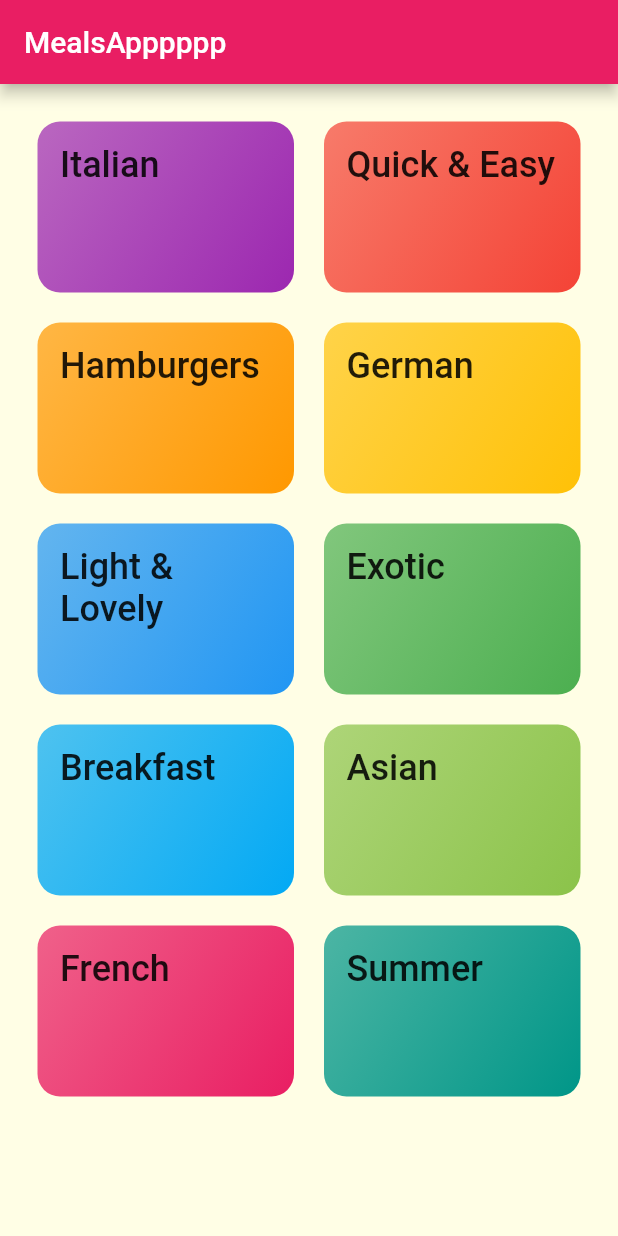
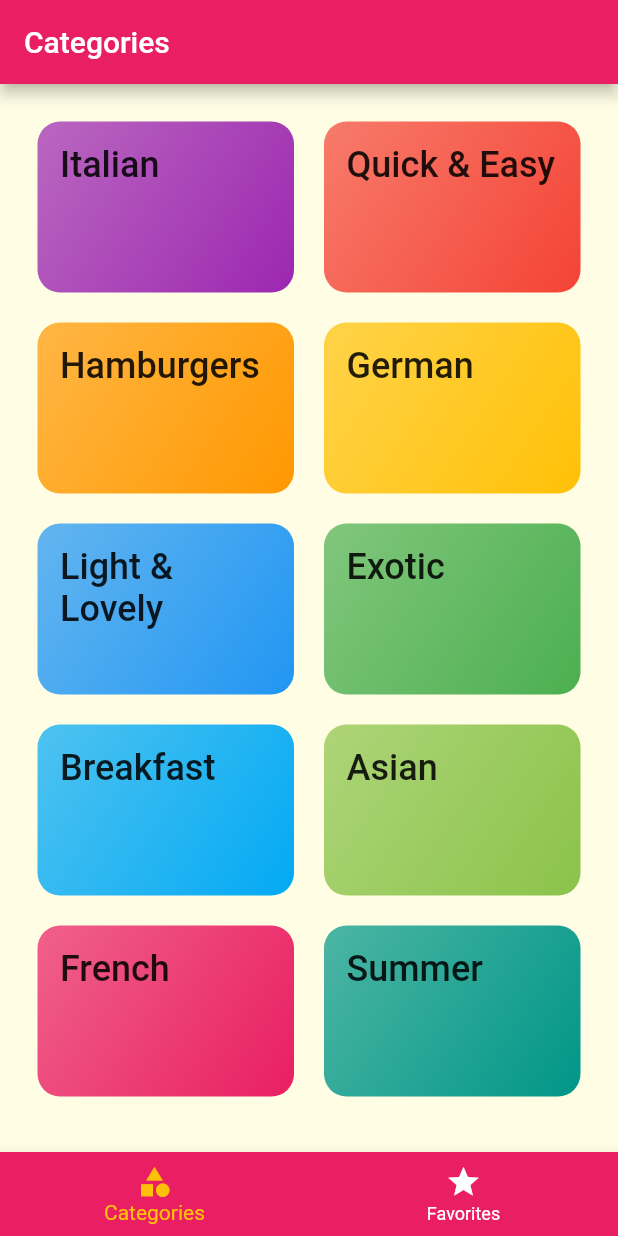
Before and after one commit to nejlaban/mealsApp, a Flutter app: the screen it shows after launch, on a phone screen of 412 x 824 dp. Run offline on Flutter 3.47's test engine with Material 2 defaults, Android fonts, the phone set to English and light mode, and no system bars; Roboto replaces fonts that are missing (Raleway).

```diff
--- a/lib/main.dart
+++ b/lib/main.dart
@@ -6,6 +6,8 @@ import 'package:flutter_complete_guide/screens/meal_detail_screen.dart';
 import 'screens/categories_screen.dart';
 
 import 'screens/meal_detail_screen.dart';
+
+import 'screens/tabs_screen.dart';
 
 void main() => runApp(MyApp());
 
@@ -31,10 +33,23 @@ class MyApp extends StatelessWidget {
       // home: CategoriesScreen(),
       initialRoute: '/',
       routes: {
-        '/': (ctx) => CategoriesScreen(),
+        '/': (ctx) => TabsScreen(),
         // '/category-meals': (ctx) => CategoryMealsScreen(),
         CategoryMealsScreen.routeName: (ctx) => CategoryMealsScreen(),
         MealDetailScreen.routeName: (ctx) => MealDetailScreen(),
+      },
+
+      /*       onGenerateRoute: (settings) {
+          print(settings.arguments);
+          if(settings.name == '/meal-detail') {
+            return ...
+          } else if(settings.name == '/meal-detail') {
+            return ...
+          }
+          return MaterialPageRoute(builder: (ctx) => CategoriesScreen())
+        }, */
+      onUnknownRoute: (settings) {
+        return MaterialPageRoute(builder: (ctx) => CategoriesScreen());
       },
     );
   }
--- a/lib/screens/categories_screen.dart
+++ b/lib/screens/categories_screen.dart
@@ -6,11 +6,7 @@ import '../widgets/category_item.dart';
 class CategoriesScreen extends StatelessWidget {
   @override
   Widget build(BuildContext context) {
-    return Scaffold(
-      appBar: AppBar(
-        title: const Text('MealsApppppp'),
-      ),
-      body: GridView(
+    return GridView(
       padding: const EdgeInsets.all(25),
       children: DUMMY_CATEGORIES
           .map(
@@ -27,7 +23,6 @@ class CategoriesScreen extends StatelessWidget {
         crossAxisSpacing: 20,
         mainAxisSpacing: 20,
       ),
-      ),
     );
   }
 }
--- /dev/null
+++ b/lib/screens/tabs_screen.dart
@@ -0,0 +1,58 @@
+import 'package:flutter/material.dart';
+import 'package:flutter_complete_guide/screens/categories_screen.dart';
+import 'package:flutter_complete_guide/screens/favorites_screen.dart';
+
+import 'categories_screen.dart';
+import 'favorites_screen.dart';
+
+class TabsScreen extends StatefulWidget {
+  @override
+  _TabsScreenState createState() => _TabsScreenState();
+}
+
+class _TabsScreenState extends State<TabsScreen> {
+/*   final List<Widget> _pages = [
+    CategoriesScreen(),
+    FavoritesScreen(),
+  ]; */
+
+  final List<Map<String, Object>> _pages = [
+    {'page': CategoriesScreen(), 'title': 'Categories'},
+    {'page': FavoritesScreen(), 'title': 'Your favorites'},
+  ];
+
+  int _selectedPageIndex = 0;
+
+  void _selectPage(int index) {
+    setState(() {
+      _selectedPageIndex = index;
+    });
+  }
+
+  @override
+  Widget build(BuildContext context) {
+    return Scaffold(
+      appBar: AppBar(
+        title: Text(_pages[_selectedPageIndex]['title']),
+      ),
+      //  body: _pages[_selectedPageIndex],
+      body: _pages[_selectedPageIndex]['page'],
+
+      bottomNavigationBar: BottomNavigationBar(
+        onTap: _selectPage,
+        backgroundColor: Theme.of(context).primaryColor,
+        unselectedItemColor: Colors.white,
+        selectedItemColor: Theme.of(context).accentColor,
+        currentIndex: _selectedPageIndex,
+        // type: BottomNavigationBarType.shifting,
+
+        items: [
+          BottomNavigationBarItem(
+              icon: Icon(Icons.category), title: Text('Categories')),
+          BottomNavigationBarItem(
+              icon: Icon(Icons.star), title: Text('Favorites')),
+        ],
+      ),
+    );
+  }
+}
```
Also changed, not shown: lib/screens/favorites_screen.dart (added, +10 -0 lines), lib/screens/meal_detail_screen.dart (+80 -5 lines). Lines whose indentation alone changed are shown as unchanged.
